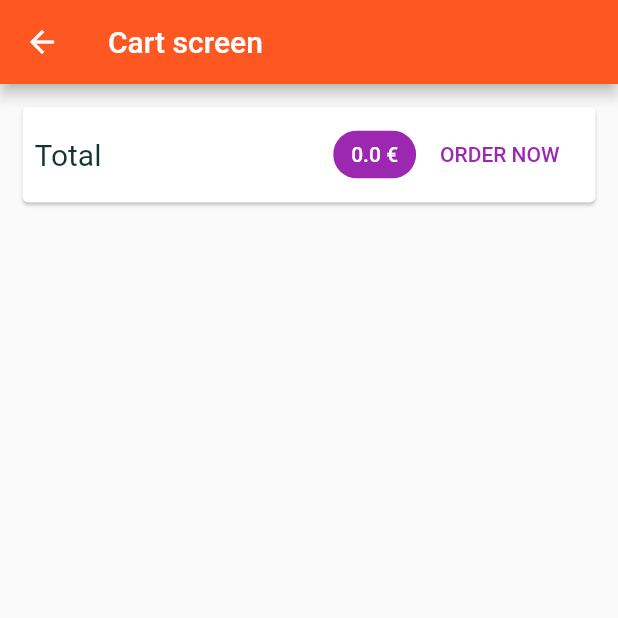
After one commit to tommybarral/shop-app, a Flutter app: the CartScreen screen opened by its route, on a phone screen of 412 x 824 dp, the top half of it. The commit adds this screen. Run offline on Flutter 3.47's test engine with Material 2 defaults, Android fonts, the phone set to English and light mode, and no system bars; network calls fail.

Commit message:
cart-screen, cart-item added & cart model added

```diff
--- a/lib/Models/cart.dart
+++ b/lib/Models/cart.dart
@@ -7,10 +7,10 @@ class CartItem {
   final double price;
 
   CartItem({
-    required this.id,
-    required this.title,
-    required this.quantity,
-    required this.price
+    @required this.id,
+    @required this.title,
+    @required this.quantity,
+    @required this.price
   });
 }
 
@@ -24,6 +24,14 @@ class Cart with ChangeNotifier {
   int get itemCount {
     return _items.length;
 
+  }
+
+  double get totalAmount {
+    double total = 0.0;
+    _items.forEach((key, cartItem) {
+      total += cartItem.price * cartItem.quantity;
+    });
+    return total;
   }
 
   void addItem(String productId, String title, double price) {
--- a/lib/Models/product.dart
+++ b/lib/Models/product.dart
@@ -10,11 +10,11 @@ class Product with ChangeNotifier {
   bool isFavorite;
 
   Product({
-    required this.id,
-    required this.title,
-    required this.description,
-    required this.price,
-    required this.imageUrl,
+    @required this.id,
+    @required this.title,
+    @required this.description,
+    @required this.price,
+    @required this.imageUrl,
     this.isFavorite = false,
   });
 
--- /dev/null
+++ b/lib/Screens/cart_screen.dart
@@ -0,0 +1,51 @@
+import 'package:flutter/material.dart';
+import 'package:provider/provider.dart';
+import '../Models/cart.dart' show Cart;
+import '../Widgets/cart_item.dart';
+
+class CartScreen extends StatelessWidget {
+
+  static const routeName = '/cart-screen';
+
+  @override
+  Widget build(BuildContext context) {
+
+    final cart = Provider.of<Cart>(context);
+
+    return Scaffold(
+      appBar: AppBar(title: Text('Cart screen'),),
+      body: Column(
+        children: [
+          Card(
+            margin: EdgeInsets.all(15),
+            child: Padding(
+              padding: const EdgeInsets.all(8.0),
+              child: Row(
+                mainAxisAlignment: MainAxisAlignment.spaceBetween,
+                children: [
+                  Text('Total', style: TextStyle(fontSize: 20,),),
+                  SizedBox(width: 10,),
+                  Spacer(),
+                  Chip(label: Text('${cart.totalAmount} €', style: TextStyle(color: Colors.white),), backgroundColor: Theme.of(context).primaryColor,),
+                  FlatButton(onPressed: () {}, child: Text('ORDER NOW', style: TextStyle(fontSize: 14, color: Colors.purple))),
+                ],
+              ),
+            ),
+          ),
+          SizedBox(height: 10,),
+          Expanded(
+              child: ListView.builder(
+                  itemCount: cart.items.length,
+                  itemBuilder: (context, index) => CartItem(
+                      cart.items.values.toList()[index].id,
+                      cart.items.values.toList()[index].title,
+                      cart.items.values.toList()[index].quantity,
+                      cart.items.values.toList()[index].price
+                  ),
+              ),
+          ),
+        ],
+      ),
+    );
+  }
+}
--- a/lib/Screens/product_detail_screen.dart
+++ b/lib/Screens/product_detail_screen.dart
@@ -11,7 +11,7 @@ class ProductDetailScreen extends StatelessWidget {
   @override
   Widget build(BuildContext context) {
 
-    final productId = ModalRoute.of(context)!.settings.arguments as String;
+    final productId = ModalRoute.of(context).settings.arguments as String;
     final loadedProduct = Provider.of<ProductProvider>(context, listen: false).findById(productId);
 
     return Scaffold(
--- a/lib/Widgets/badge.dart
+++ b/lib/Widgets/badge.dart
@@ -7,8 +7,8 @@ class Badge extends StatelessWidget {
   final Color color;
 
   const Badge({
-    required this.child,
-    required this.value,
+    @required this.child,
+    @required this.value,
     this.color = Colors.red,
   });
 
--- a/lib/main.dart
+++ b/lib/main.dart
@@ -1,6 +1,7 @@
 import 'package:flutter/material.dart';
 import 'package:flutter/services.dart';
 import 'package:provider/provider.dart';
+import 'package:shop_app/Screens/cart_screen.dart';
 import './Models/product_provider.dart';
 import './Models/cart.dart';
 import './Screens/product_detail_screen.dart';
@@ -45,6 +46,7 @@ class MyApp extends StatelessWidget {
         routes: {
           ProductOverviewScreen.routeName: (context) => ProductOverviewScreen(),
           ProductDetailScreen.routeName: (context) => ProductDetailScreen(),
+          CartScreen.routeName: (context) => CartScreen(),
         },
       ),
     );
--- a/lib/main_drawer.dart
+++ b/lib/main_drawer.dart
@@ -1,5 +1,4 @@
 import 'package:flutter/material.dart';
-import 'package:shop_app/Screens/product_detail_screen.dart';
 import './Screens/product_overview_screen.dart';
 
 class MainDrawer extends StatelessWidget {
--- a/pubspec.yaml
+++ b/pubspec.yaml
@@ -6,7 +6,7 @@ publish_to: 'none' # Remove this line if you wish to publish to pub.dev
 version: 1.0.0+1
 
 environment:
-  sdk: ">=2.12.0 <3.0.0"
+  sdk: ">=2.11.0 <3.0.0"
 
 dependencies:
   flutter:
```
Also changed, not shown: lib/Screens/product_overview_screen.dart (+5 -2 lines), lib/Widgets/cart_item.dart (added, +39 -0 lines).
